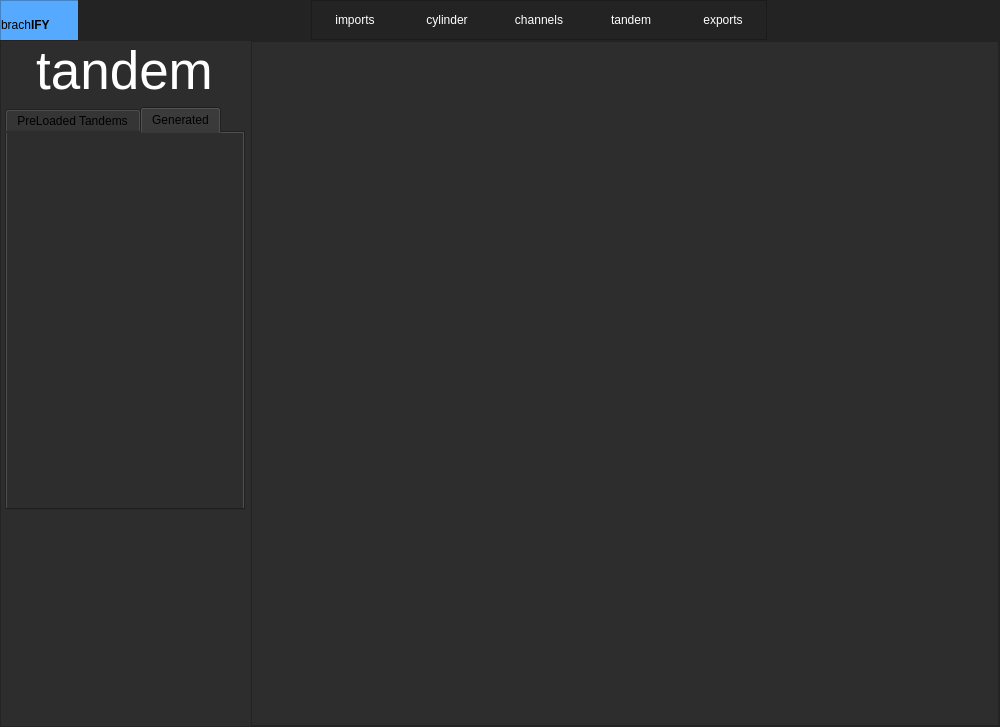
First picture: the form in src/Presentation/MainWindow/ui_main.ui, repository nsmela/brachify, before the edit.
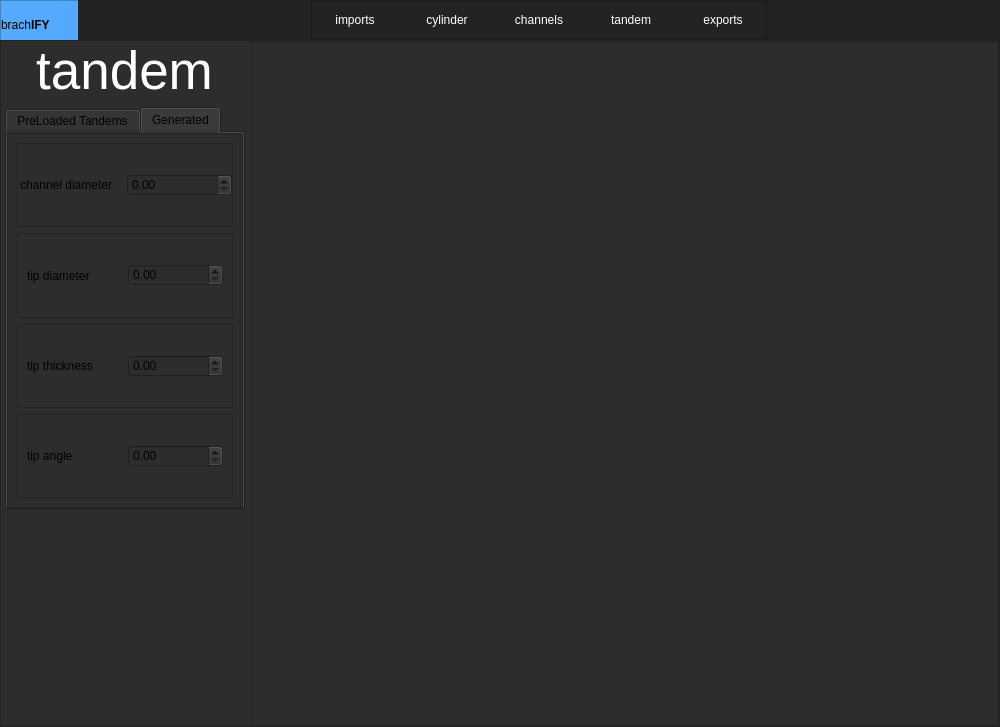
Second picture: the form after the edit. The open tabs and pages were chosen to show the change.

The edit to the form file:
```diff
--- a/src/Presentation/MainWindow/ui_main.ui
+++ b/src/Presentation/MainWindow/ui_main.ui
@@ -863,7 +863,7 @@
                 </property>
                </widget>
               </item>
-              <item>
+              <item alignment="Qt::AlignLeft|Qt::AlignTop">
                <widget class="QTabWidget" name="tandem_tabbedWidget">
                 <property name="currentIndex">
                  <number>0</number>
@@ -1022,6 +1022,138 @@
                  <attribute name="title">
                   <string>Generated</string>
                  </attribute>
+                 <layout class="QVBoxLayout" name="verticalLayout_13">
+                  <property name="spacing">
+                   <number>0</number>
+                  </property>
+                  <property name="leftMargin">
+                   <number>0</number>
+                  </property>
+                  <property name="topMargin">
+                   <number>0</number>
+                  </property>
+                  <property name="rightMargin">
+                   <number>0</number>
+                  </property>
+                  <property name="bottomMargin">
+                   <number>0</number>
+                  </property>
+                  <item>
+                   <widget class="QFrame" name="custom_tandem_frame">
+                    <property name="frameShape">
+                     <enum>QFrame::StyledPanel</enum>
+                    </property>
+                    <property name="frameShadow">
+                     <enum>QFrame::Raised</enum>
+                    </property>
+                    <layout class="QVBoxLayout" name="verticalLayout_3">
+                     <item>
+                      <widget class="QFrame" name="channel_diameter_frame">
+                       <property name="frameShape">
+                        <enum>QFrame::StyledPanel</enum>
+                       </property>
+                       <property name="frameShadow">
+                        <enum>QFrame::Raised</enum>
+                       </property>
+                       <layout class="QHBoxLayout" name="horizontalLayout_7">
+                        <property name="spacing">
+                         <number>2</number>
+                        </property>
+                        <property name="leftMargin">
+                         <number>2</number>
+                        </property>
+                        <property name="topMargin">
+                         <number>0</number>
+                        </property>
+                        <property name="rightMargin">
+                         <number>0</number>
+                        </property>
+                        <property name="bottomMargin">
+                         <number>0</number>
+                        </property>
+                        <item>
+                         <widget class="QLabel" name="label_9">
+                          <property name="text">
+                           <string>channel diameter</string>
+                          </property>
+                         </widget>
+                        </item>
+                        <item>
+                         <widget class="QDoubleSpinBox" name="tandem_spinbox_channel_diameter"/>
+                        </item>
+                       </layout>
+                      </widget>
+                     </item>
+                     <item>
+                      <widget class="QFrame" name="frame_3">
+                       <property name="frameShape">
+                        <enum>QFrame::StyledPanel</enum>
+                       </property>
+                       <property name="frameShadow">
+                        <enum>QFrame::Raised</enum>
+                       </property>
+                       <layout class="QHBoxLayout" name="horizontalLayout_13">
+                        <item>
+                         <widget class="QLabel" name="label_10">
+                          <property name="text">
+                           <string>tip diameter</string>
+                          </property>
+                         </widget>
+                        </item>
+                        <item>
+                         <widget class="QDoubleSpinBox" name="tandem_spinbox_tip_diameter"/>
+                        </item>
+                       </layout>
+                      </widget>
+                     </item>
+                     <item>
+                      <widget class="QFrame" name="tip_thickness_frame">
+                       <property name="frameShape">
+                        <enum>QFrame::StyledPanel</enum>
+                       </property>
+                       <property name="frameShadow">
+                        <enum>QFrame::Raised</enum>
+                       </property>
+                       <layout class="QHBoxLayout" name="horizontalLayout_11">
+                        <item>
+                         <widget class="QLabel" name="label_11">
+                          <property name="text">
+                           <string>tip thickness</string>
+                          </property>
+                         </widget>
+                        </item>
+                        <item>
+                         <widget class="QDoubleSpinBox" name="tandem_spinbox_tip_thickness"/>
+                        </item>
+                       </layout>
+                      </widget>
+                     </item>
+                     <item>
+                      <widget class="QFrame" name="tip_angle_frame">
+                       <property name="frameShape">
+                        <enum>QFrame::StyledPanel</enum>
+                       </property>
+                       <property name="frameShadow">
+                        <enum>QFrame::Raised</enum>
+                       </property>
+                       <layout class="QHBoxLayout" name="horizontalLayout_12">
+                        <item>
+                         <widget class="QLabel" name="label_13">
+                          <property name="text">
+                           <string>tip angle</string>
+                          </property>
+                         </widget>
+                        </item>
+                        <item>
+                         <widget class="QDoubleSpinBox" name="tandem_spinbox_tip_angle"/>
+                        </item>
+                       </layout>
+                      </widget>
+                     </item>
+                    </layout>
+                   </widget>
+                  </item>
+                 </layout>
                 </widget>
                </widget>
               </item>
```
Left out of the diff: 7 changed lines with no effect on the pictures.
